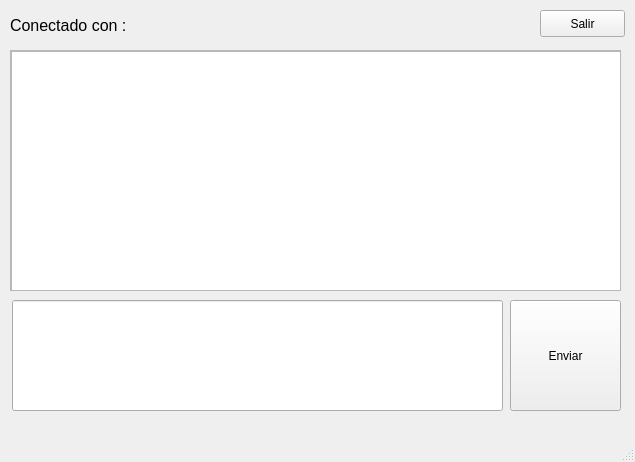
This is Practica02/src/chat.ui in marcobravociencias/PracticasRedesPasadas as Qt 5 draws it before an edit. The edited form follows.
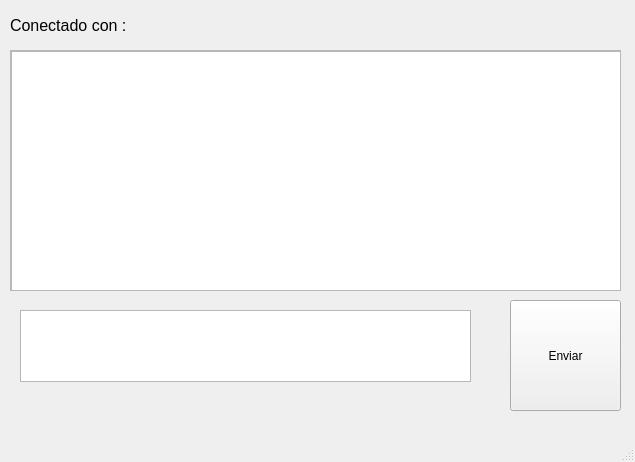
This is the edited form.

Patch:
```diff
--- a/Practica02/src/chat.ui
+++ b/Practica02/src/chat.ui
@@ -27,16 +27,6 @@
      <string>Enviar</string>
     </property>
    </widget>
-   <widget class="QLineEdit" name="text_send">
-    <property name="geometry">
-     <rect>
-      <x>12</x>
-      <y>300</y>
-      <width>491</width>
-      <height>111</height>
-     </rect>
-    </property>
-   </widget>
    <widget class="QScrollArea" name="scrollArea">
     <property name="geometry">
      <rect>
@@ -88,18 +78,15 @@
      <string>Conectado con : </string>
     </property>
    </widget>
-   <widget class="QPushButton" name="boton_salir">
+   <widget class="QTextEdit" name="text_send">
     <property name="geometry">
      <rect>
-      <x>540</x>
-      <y>10</y>
-      <width>85</width>
-      <height>27</height>
+      <x>20</x>
+      <y>310</y>
+      <width>451</width>
+      <height>72</height>
      </rect>
     </property>
-    <property name="text">
-     <string>Salir</string>
-    </property>
    </widget>
   </widget>
   <widget class="QMenuBar" name="menubar">
```
Left out of the diff: 6 changed lines with no effect on the pictures.
